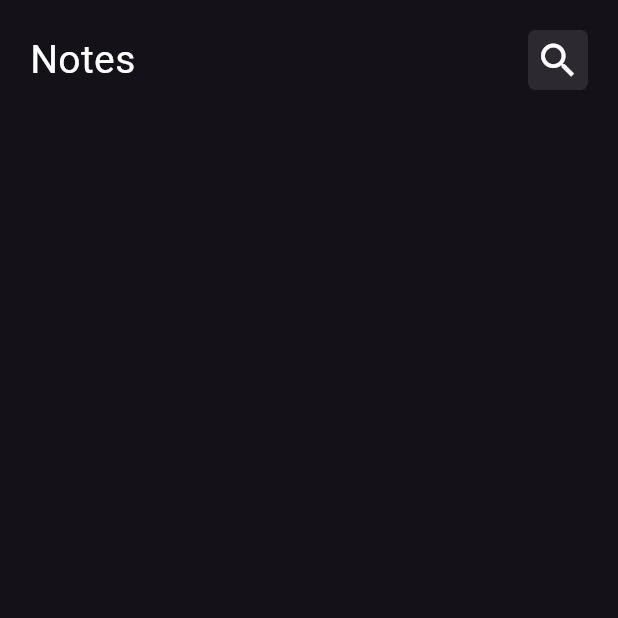
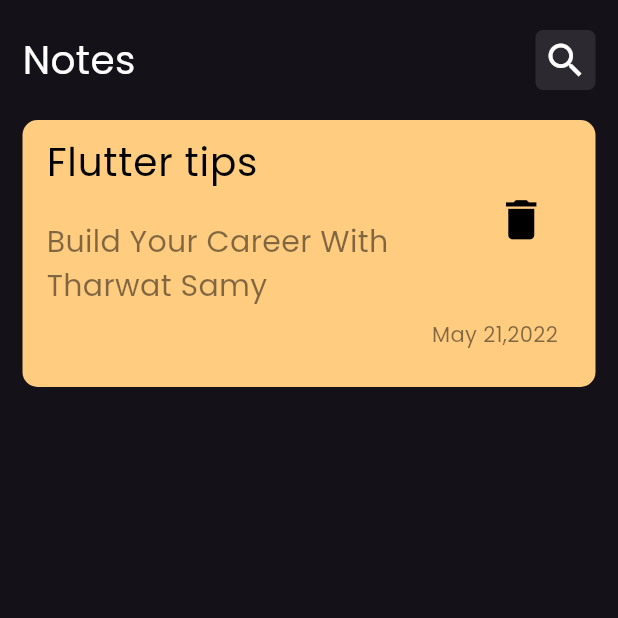
Before and after one commit to Khaled-shahien/notes_app, a Flutter app: the screen it shows after launch, on a phone screen of 412 x 824 dp, the top half of it. Run offline on Flutter 3.47's test engine with Material 3 defaults, Android fonts, the phone set to English and light mode, and no system bars.

Commit message:
create custome note item

```diff
--- a/lib/main.dart
+++ b/lib/main.dart
@@ -13,7 +13,7 @@ class NotesApp extends StatelessWidget {
     return SafeArea(
       child: MaterialApp(
         debugShowCheckedModeBanner: false,
-        theme: ThemeData(brightness: Brightness.dark),
+        theme: ThemeData(brightness: Brightness.dark, fontFamily: "Poppins"),
         home: NotesView(),
       ),
     );
--- a/lib/widgets/custome_app_bar.dart
+++ b/lib/widgets/custome_app_bar.dart
@@ -6,7 +6,7 @@ class CustomeAppBar extends StatelessWidget {
   @override
   Widget build(BuildContext context) {
     return Padding(
-      padding: const EdgeInsets.all(20.0),
+      padding: const EdgeInsets.symmetric(vertical: 20.0),
       child: Row(
         children: [
           Text("Notes", style: TextStyle(color: Colors.white, fontSize: 26)),
--- /dev/null
+++ b/lib/widgets/note_item.dart
@@ -0,0 +1,47 @@
+import 'package:flutter/material.dart';
+
+class NoteItem extends StatelessWidget {
+  const NoteItem({super.key});
+
+  @override
+  Widget build(BuildContext context) {
+    return Container(
+      decoration: BoxDecoration(
+        borderRadius: BorderRadius.circular(10),
+        color: Color(0xffFFCC80),
+      ),
+      child: Column(
+        crossAxisAlignment: CrossAxisAlignment.end,
+        children: [
+          ListTile(
+            title: Padding(
+              padding: const EdgeInsets.only(bottom: 20.0),
+              child: Text(
+                "Flutter tips",
+                style: TextStyle(color: Colors.black, fontSize: 26),
+              ),
+            ),
+            subtitle: Text(
+              "Build Your Career With Tharwat Samy",
+              style: TextStyle(
+                color: Colors.black.withOpacity(0.5),
+                fontSize: 20,
+              ),
+            ),
+            trailing: IconButton(
+              onPressed: () {},
+              icon: Icon(Icons.delete, color: Colors.black, size: 35),
+            ),
+          ),
+          Padding(
+            padding: const EdgeInsets.only(right: 25.0, bottom: 25.0),
+            child: Text(
+              "May 21,2022",
+              style: TextStyle(color: Colors.black.withOpacity(0.5)),
+            ),
+          ),
+        ],
+      ),
+    );
+  }
+}
--- a/lib/widgets/notes_view_body.dart
+++ b/lib/widgets/notes_view_body.dart
@@ -1,11 +1,15 @@
 import 'package:flutter/material.dart';
 import 'package:notes_app/widgets/custome_app_bar.dart';
+import 'package:notes_app/widgets/note_item.dart';
 
 class NotesViewBody extends StatelessWidget {
   const NotesViewBody({super.key});
 
   @override
   Widget build(BuildContext context) {
-    return Column(children: [CustomeAppBar()]);
+    return Padding(
+      padding: const EdgeInsets.symmetric(horizontal: 15.0),
+      child: Column(children: [CustomeAppBar(), NoteItem()]),
+    );
   }
 }
```
Also changed, not shown: pubspec.yaml (+6 -11 lines), assets/fonts/Poppins-Regular.ttf (added).
